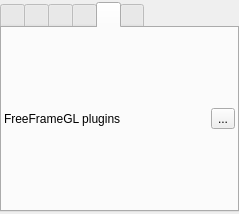
This is src/MixingToolboxWidget.ui in markus-wa/glmixer-mirror as Qt 5 draws it before an edit. The edited form follows.
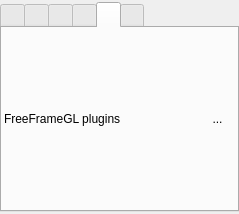
This is the edited form. Icons and pictures are not drawn.

```diff
--- a/src/MixingToolboxWidget.ui
+++ b/src/MixingToolboxWidget.ui
@@ -1735,6 +1735,33 @@
          </item>
          <item>
           <widget class="QToolButton" name="addPlugin">
+           <property name="styleSheet">
+            <string notr="true">QToolButton { 
+     border-style: inset;
+     border-width: 1px;
+    border-radius:5px;
+	 padding: 3px;
+     min-height: 24px;
+     min-width: 24px;
+     border-color: transparent;
+     background: transparent;
+}
+
+QToolButton:checked { 
+     border-color: palette(dark);
+background-color: qradialgradient(cx: 0.7, cy: 1.5, fx: 0.7, fy: 1.9, radius: 1.5, stop: 0 palette(dark), stop: 1 transparent );
+}
+
+QToolButton:pressed { 
+     border-color: palette(dark);
+     background-color: qradialgradient(cx: 0.7, cy: 1.5, fx: 0.7, fy: 1.9, radius: 1.5, stop: 0 palette(dark), stop: 1 transparent );
+}
+
+
+QToolButton:hover { 
+     border-color: palette(highlight);
+}</string>
+           </property>
            <property name="text">
             <string>...</string>
            </property>
```
Left out of the diff: 68 changed lines with no effect on the pictures.
